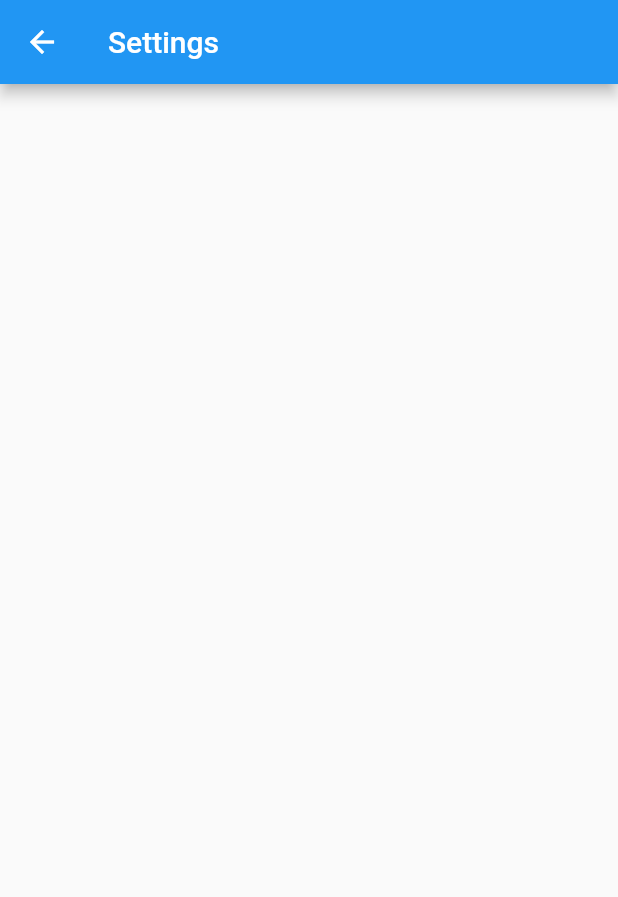
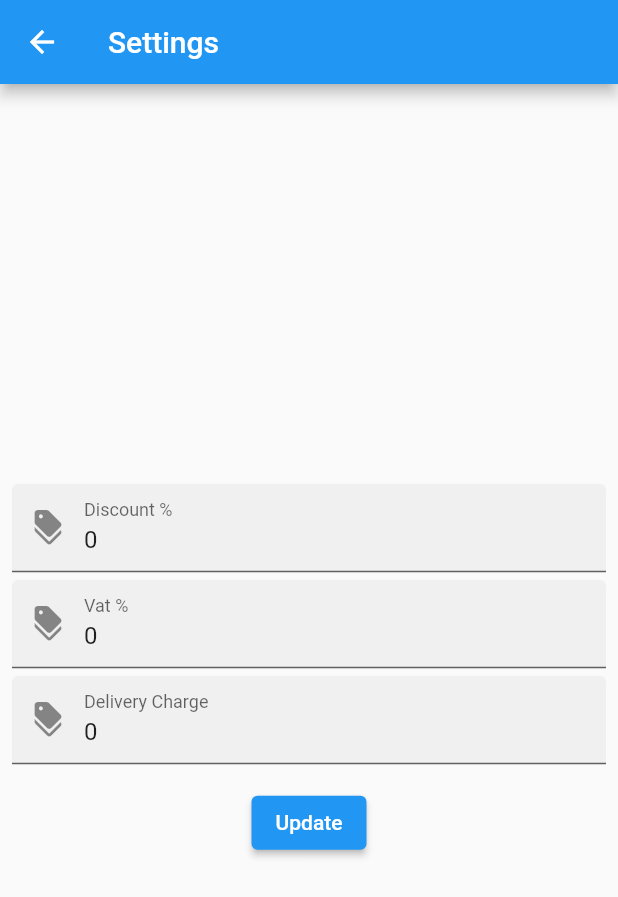
Before and after one commit to kazolcse264/EcommerceWIthFlutter, a Flutter app: the SettingsPage screen opened by its route, on a phone screen of 412 x 824 dp. Shown: the top 897 px of the screen. Run offline on Flutter 3.47's test engine with Material 2 defaults, Android fonts, the phone set to English and light mode, and no system bars; our stand-ins replace cached_network_image, cloud_firestore, connectivity_plus, firebase_auth, firebase_core, firebase_storage and 2 more; accounts and stored records are empty.

Commit message:
update order constants

```diff
--- a/lib/db/db_helper.dart
+++ b/lib/db/db_helper.dart
@@ -2,6 +2,8 @@ import 'package:cloud_firestore/cloud_firestore.dart';
 import 'package:ecom_admin/models/category_model.dart';
 import 'package:ecom_admin/models/product_models.dart';
 import 'package:ecom_admin/models/purchase_model.dart';
+
+import '../models/order_constant_model.dart';
 
 class DbHelper {
   static const String collectAdmin = 'Admins';
@@ -80,6 +82,13 @@ class DbHelper {
   static Future<void> updateProductField(String productId, Map<String, dynamic> map) {
     return _db.collection(collectionProducts).doc(productId).update(map);
   }
+  static Stream<DocumentSnapshot<Map<String, dynamic>>> getOrderConstants() =>
+      _db.collection(collectionUtils).doc(documentOrderConstants).snapshots();
 
+  static Future<void> updateOrderConstants(OrderConstantModel model) {
+    return _db.collection(collectionUtils)
+        .doc(documentOrderConstants)
+        .update(model.toMap());
+  }
 
 }
--- a/lib/main.dart
+++ b/lib/main.dart
@@ -10,6 +10,7 @@ import 'package:ecom_admin/pages/report_page.dart';
 import 'package:ecom_admin/pages/settings_page.dart';
 import 'package:ecom_admin/pages/user_list_page.dart';
 import 'package:ecom_admin/pages/veiw_product_page.dart';
+import 'package:ecom_admin/providers/order_provider.dart';
 import 'package:ecom_admin/providers/product_provider.dart';
 import 'package:firebase_core/firebase_core.dart';
 import 'package:flutter/material.dart';
@@ -22,6 +23,7 @@ void main() async {
   runApp(MultiProvider(
     providers: [
       ChangeNotifierProvider(create: (_) => ProductProvider()),
+      ChangeNotifierProvider(create: (_) => OrderProvider()),
     ],
     child: const MyApp(),
   ));
--- a/lib/models/order_constant_model.dart
+++ b/lib/models/order_constant_model.dart
@@ -1,5 +1,6 @@
 
-const String collectionOrderConstant = 'orderConstant';
+const String collectionUtils = 'Utils';
+const String documentOrderConstants = 'OrderConstants';
 const String orderConstantFieldDiscount = 'discount';
 const String orderConstantFieldVat = 'vat';
 const String orderConstantFieldDeliveryCharge = 'deliveryCharge';
--- a/lib/pages/dashboard_page.dart
+++ b/lib/pages/dashboard_page.dart
@@ -1,4 +1,5 @@
 import 'package:ecom_admin/auth/auth_service.dart';
+import 'package:ecom_admin/providers/order_provider.dart';
 import 'package:ecom_admin/providers/product_provider.dart';
 import 'package:flutter/material.dart';
 import 'package:provider/provider.dart';
@@ -17,6 +18,7 @@ class DashBoardPage extends StatelessWidget {
     Provider.of<ProductProvider>(context,listen: false).getAllCategories();
     Provider.of<ProductProvider>(context,listen: false).getAllProducts();
     Provider.of<ProductProvider>(context,listen: false).getAllPurchases();
+    Provider.of<OrderProvider>(context,listen: false).getOrderConstants();
     return Scaffold(
       appBar: AppBar(
         title: const Text('Dashboard'),
--- a/lib/pages/settings_page.dart
+++ b/lib/pages/settings_page.dart
@@ -1,7 +1,43 @@
+
 import 'package:flutter/material.dart';
-class SettingsPage extends StatelessWidget {
+import 'package:flutter_easyloading/flutter_easyloading.dart';
+import 'package:provider/provider.dart';
+
+import '../models/order_constant_model.dart';
+import '../providers/order_provider.dart';
+import '../utils/helper_functions.dart';
+
+class SettingsPage extends StatefulWidget {
   static const String routeName = '/settings';
-  const SettingsPage({Key? key}) : super(key: key);
+  @override
+  State<SettingsPage> createState() => _SettingsPageState();
+
+  const SettingsPage({super.key});
+}
+
+class _SettingsPageState extends State<SettingsPage> {
+  final _formKey = GlobalKey<FormState>();
+  final _discountController = TextEditingController();
+  final _vatController = TextEditingController();
+  final _deliveryChargeController = TextEditingController();
+  late OrderProvider orderProvider;
+
+  @override
+  void didChangeDependencies() {
+    orderProvider = Provider.of<OrderProvider>(context);
+    _discountController.text = orderProvider.orderConstantModel.discount.toString();
+    _vatController.text = orderProvider.orderConstantModel.vat.toString();
+    _deliveryChargeController.text = orderProvider.orderConstantModel.deliveryCharge.toString();
+    super.didChangeDependencies();
+  }
+
+  @override
+  void dispose() {
+    super.dispose();
+    _discountController.dispose();
+    _deliveryChargeController.dispose();
+    _vatController.dispose();
+  }
 
   @override
   Widget build(BuildContext context) {
@@ -9,6 +45,100 @@ class SettingsPage extends StatelessWidget {
       appBar: AppBar(
         title: const Text('Settings'),
       ),
+      body: Center(
+        child: Form(
+          key: _formKey,
+          child: Padding(
+            padding: const EdgeInsets.all(8.0),
+            child: Column(
+              mainAxisSize: MainAxisSize.min,
+              children: [
+                const SizedBox(
+                  height: 15,
+                ),
+                TextFormField(
+                  controller: _discountController,
+                  keyboardType: TextInputType.number,
+                  decoration: const InputDecoration(
+                    labelText: 'Discount %',
+                    prefixIcon: Icon(Icons.discount),
+                    filled: true,
+                  ),
+                  validator: (value) {
+                    if (value == null || value.isEmpty) {
+                      return 'This field must not be empty';
+                    }
+                    return null;
+                  },
+                ),
+                const SizedBox(
+                  height: 5,
+                ),
+                TextFormField(
+                  controller: _vatController,
+                  keyboardType: TextInputType.number,
+                  decoration: const InputDecoration(
+                    labelText: 'Vat %',
+                    prefixIcon: Icon(Icons.discount),
+                    filled: true,
+                  ),
+                  validator: (value) {
+                    if (value == null || value.isEmpty) {
+                      return 'This field must not be empty';
+                    }
+                    return null;
+                  },
+                ),
+                const SizedBox(
+                  height: 5,
+                ),
+                TextFormField(
+                  controller: _deliveryChargeController,
+                  keyboardType: TextInputType.number,
+                  decoration: const InputDecoration(
+                    labelText: 'Delivery Charge',
+                    prefixIcon: Icon(Icons.discount),
+                    filled: true,
+                  ),
+                  validator: (value) {
+                    if (value == null || value.isEmpty) {
+                      return 'This field must not be empty';
+                    }
+                    return null;
+                  },
+                ),
+                const SizedBox(
+                  height: 15,
+                ),
+                ElevatedButton(
+                  onPressed: _saveInfo,
+                  child: const Text('Update'),
+                )
+              ],
+            ),
+          ),
+        ),
+      ),
     );
   }
+
+  void _saveInfo() {
+    if(_formKey.currentState!.validate()) {
+      EasyLoading.show(status: 'Please wait');
+      final model = OrderConstantModel(
+        discount: num.parse(_discountController.text),
+        vat: num.parse(_vatController.text),
+        deliveryCharge: num.parse(_deliveryChargeController.text),
+      );
+      orderProvider.updateOrderConstants(model)
+          .then((value) {
+        EasyLoading.dismiss();
+        showMsg(context, 'Updated Successfully');
+      })
+          .catchError((error) {
+        EasyLoading.dismiss();
+        showMsg(context, 'Failed to update.');
+      });
+    }
+  }
 }
```
Also changed, not shown: lib/providers/order_provider.dart (added, +22 -0 lines).
